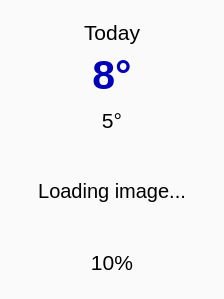
The window that Lab 7/Solutions/gui/dayWidget.ui (pwr-kstasinski/Z03-24g) describes before a commit, drawn with Qt 5.
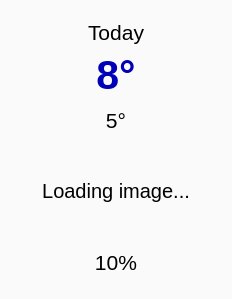
The same window after the commit.

What changed in the file:
```diff
--- a/Lab 7/Solutions/gui/dayWidget.ui
+++ b/Lab 7/Solutions/gui/dayWidget.ui
@@ -6,7 +6,7 @@
    <rect>
     <x>0</x>
     <y>0</y>
-    <width>224</width>
+    <width>232</width>
     <height>299</height>
    </rect>
   </property>
```
